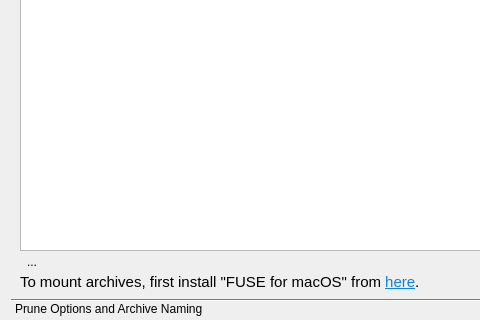
Before: the Qt Designer form src/vorta/assets/UI/archivetab.ui in borgbase/vorta, drawn with Qt 5; both pictures show x 0 to 480 and y 127 to 447 of the 781 by 447 pixel window.
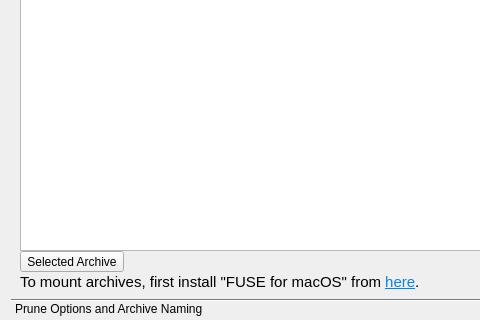
After: the same form once the commit is applied.

Commit message: Move label to .UI file

```diff
--- a/src/vorta/assets/UI/archivetab.ui
+++ b/src/vorta/assets/UI/archivetab.ui
@@ -99,17 +99,11 @@
          <item>
           <widget class="QToolButton" name="archiveActionButton">
            <property name="text">
-            <string>...</string>
+            <string>Selected Archive</string>
            </property>
            <property name="toolButtonStyle">
             <enum>Qt::ToolButtonTextBesideIcon</enum>
            </property>
-           <property name="autoRaise">
-            <bool>true</bool>
-           </property>
-           <property name="arrowType">
-            <enum>Qt::NoArrow</enum>
-           </property>
           </widget>
          </item>
          <item>
```
The commit also changes 1 other file.
